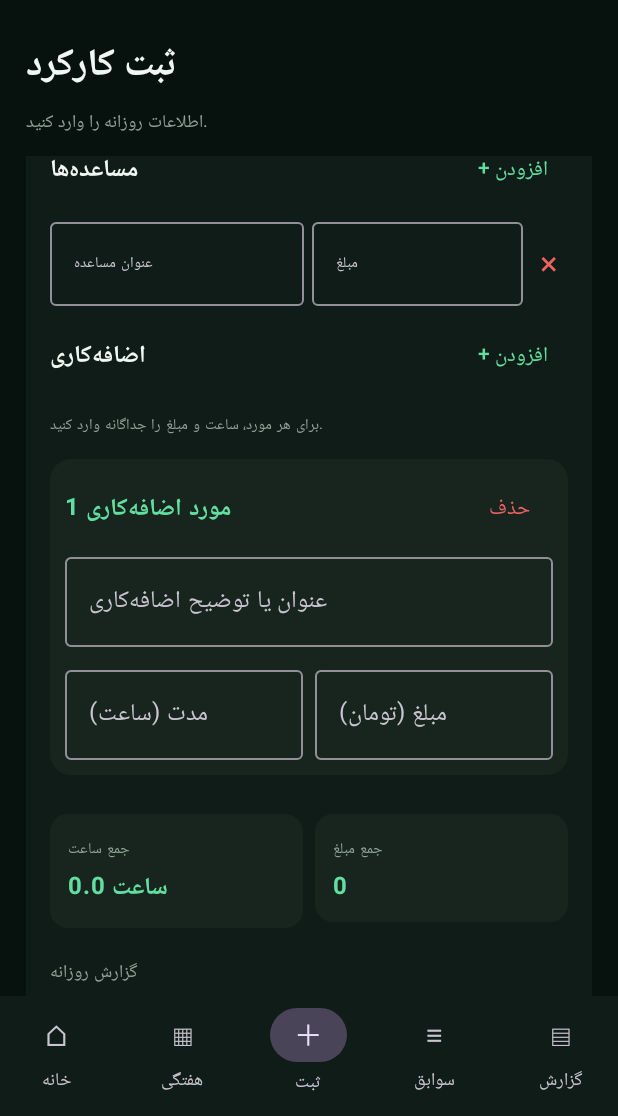
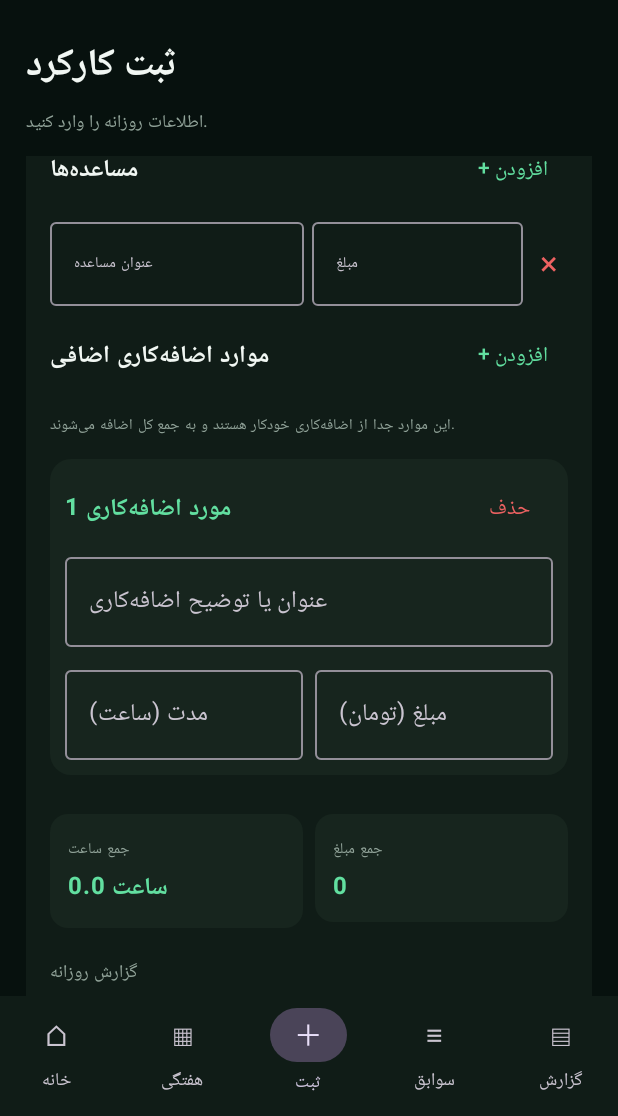
Before and after one commit to sointrn-ops/Karkard-Android, an Android app built with Jetpack Compose: the screen it shows after launch (MainActivity), item 3 of the bottom bar chosen, scrolled down 392 dp, on a phone screen of 412 x 824 dp, the part 120-1236 px from its top. Run offline under Robolectric (Android 15) with nearby library versions, the phone set to English and light mode, and no system bars.

Commit message:
Clarify additional manual overtime items versus automatic calculation

```diff
--- a/app/src/main/java/ir/example/karkard/MainActivity.kt
+++ b/app/src/main/java/ir/example/karkard/MainActivity.kt
@@ -681,10 +681,10 @@ private fun KarbanApp(
                             }
                             ItemEditor(advances, "عنوان مساعده", "مبلغ", alternate) { advances = it }
                             Row(Modifier.fillMaxWidth(), horizontalArrangement = Arrangement.SpaceBetween, verticalAlignment = Alignment.CenterVertically) {
-                                Text("اضافه‌کاری", color = foreground, fontWeight = FontWeight.Bold)
+                                Text("موارد اضافه‌کاری اضافی", color = foreground, fontWeight = FontWeight.Bold)
                                 TextButton(onClick = { overtimes = overtimes + WorkItem("", 0.0) }) { Text("+ افزودن") }
                             }
-                            Text("برای هر مورد، ساعت و مبلغ را جداگانه وارد کنید.", color = secondary, fontSize = 10.sp)
+                            Text("این موارد جدا از اضافه‌کاری خودکار هستند و به جمع کل اضافه می‌شوند.", color = secondary, fontSize = 10.sp)
                             OvertimeEditor(overtimes, alternate) { overtimes = it }
                             val overtimeHours = overtimes.sumOf { it.value }
                             val overtimeMoney = overtimes.sumOf { it.amount }
```
